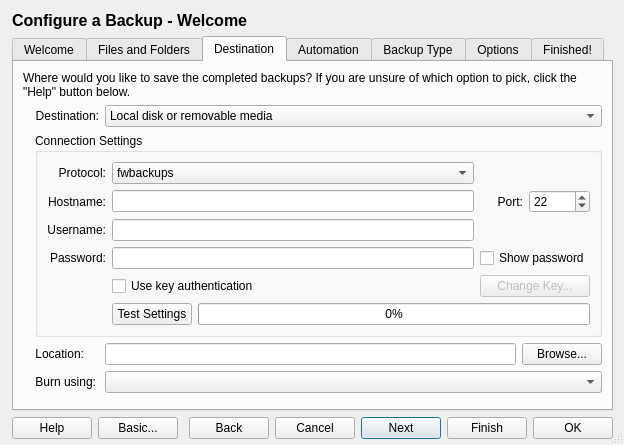
stewartadam/fwbackups, file data/ui/configBackup.ui: the form before one commit.
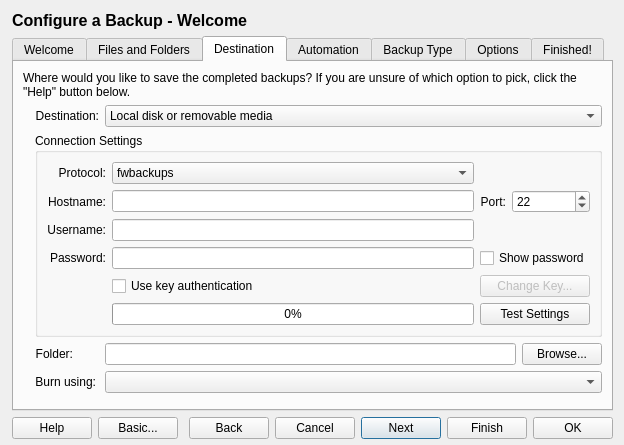
The form after the commit. The open tabs and pages were chosen to show the change. Icons and pictures are not drawn. Custom widgets are drawn as their Qt base class.

The edit to the form file:
```diff
--- a/data/ui/configBackup.ui
+++ b/data/ui/configBackup.ui
@@ -7,7 +7,7 @@
     <x>0</x>
     <y>0</y>
     <width>691</width>
-    <height>531</height>
+    <height>528</height>
    </rect>
   </property>
   <property name="sizePolicy">
@@ -23,9 +23,6 @@
    <iconset resource="../fwbackups.qrc">
     <normaloff>:/program-icons/program-icons/document-properties.png</normaloff>:/program-icons/program-icons/document-properties.png</iconset>
   </property>
-  <property name="sizeGripEnabled">
-   <bool>true</bool>
-  </property>
   <layout class="QVBoxLayout" name="verticalLayout_12">
    <property name="sizeConstraint">
     <enum>QLayout::SetFixedSize</enum>
@@ -69,10 +66,7 @@
       </sizepolicy>
      </property>
      <property name="currentIndex">
-      <number>2</number>
-     </property>
-     <property name="usesScrollButtons">
-      <bool>false</bool>
+      <number>0</number>
      </property>
      <widget class="QWidget" name="welcomeTab">
       <attribute name="title">
@@ -492,7 +486,7 @@
             </sizepolicy>
            </property>
            <property name="text">
-            <string>Location:</string>
+            <string>Folder:</string>
            </property>
            <property name="alignment">
             <set>Qt::AlignRight|Qt::AlignTrailing|Qt::AlignVCenter</set>
@@ -631,6 +625,12 @@
              <layout class="QHBoxLayout" name="horizontalLayout_8">
               <item>
                <widget class="QLabel" name="portLabel">
+                <property name="sizePolicy">
+                 <sizepolicy hsizetype="Maximum" vsizetype="Preferred">
+                  <horstretch>0</horstretch>
+                  <verstretch>0</verstretch>
+                 </sizepolicy>
+                </property>
                 <property name="text">
                  <string>Port:</string>
                 </property>
@@ -671,12 +671,14 @@
               </property>
              </widget>
             </item>
-            <item row="5" column="1" colspan="2">
-             <layout class="QHBoxLayout" name="horizontalLayout_5">
-              <property name="spacing">
-               <number>6</number>
+            <item row="5" column="1">
+             <widget class="QProgressBar" name="testSettingsProgressBar">
+              <property name="value">
+               <number>0</number>
               </property>
-              <item>
+             </widget>
+            </item>
+            <item row="5" column="2">
                <widget class="QPushButton" name="testSettingsButton">
                 <property name="text">
                  <string>Test Settings</string>
@@ -687,15 +689,6 @@
                 </property>
                </widget>
               </item>
-              <item>
-               <widget class="QProgressBar" name="testSettingsProgressBar">
-                <property name="value">
-                 <number>0</number>
-                </property>
-               </widget>
-              </item>
-             </layout>
-            </item>
            </layout>
           </widget>
          </item>
```
Left out of the diff: 23 changed lines with no effect on the pictures. Lines whose indentation alone changed are shown as unchanged.
